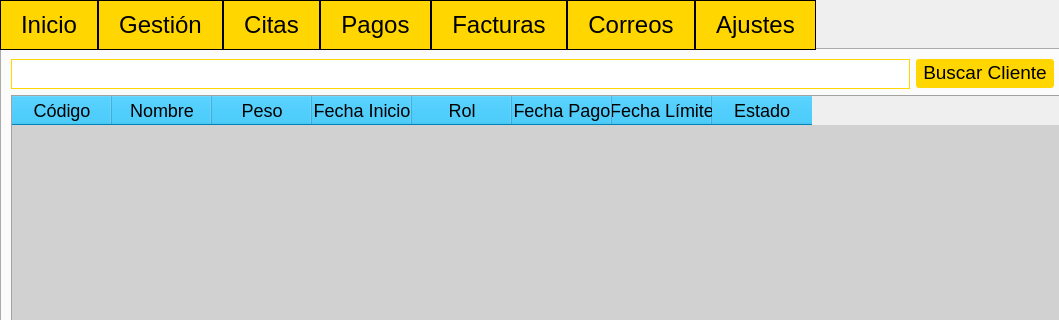
Before: the Qt Designer form GymFitness/View/gymoperations.ui in J-Pinos3/Desktop_GymManagement, drawn with Qt 5; both pictures show x 0 to 1059 and y 0 to 320 of the 1286 by 674 pixel window.
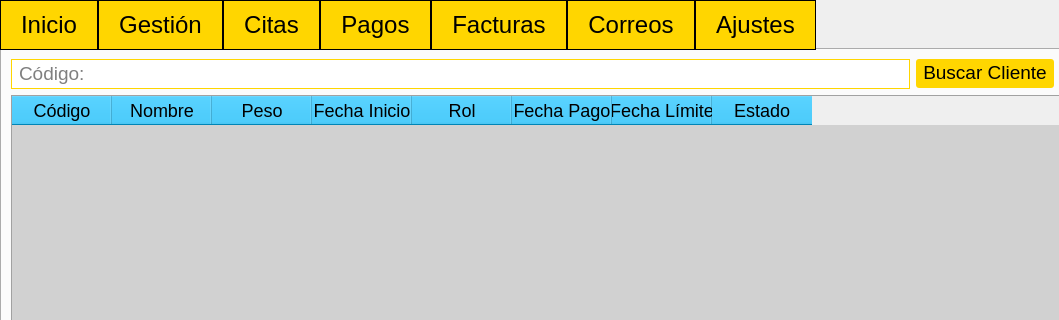
After: the same form once the commit is applied. Icons and pictures are not drawn.

Commit message: Openssl migration to project folder, it works, some change in style in main window

```diff
--- a/GymFitness/View/gymoperations.ui
+++ b/GymFitness/View/gymoperations.ui
@@ -16,8 +16,9 @@
   <property name="windowTitle">
    <string>Form</string>
   </property>
-  <property name="styleSheet">
-   <string notr="true">background-color: rgb(ff,ff, ff);</string>
+  <property name="windowIcon">
+   <iconset resource="../Resources.qrc">
+    <normaloff>:/images/Images/GoldenGym3.png</normaloff>:/images/Images/GoldenGym3.png</iconset>
   </property>
   <layout class="QHBoxLayout" name="horizontalLayout_13">
    <property name="spacing">
@@ -118,7 +119,7 @@
              </property>
              <property name="styleSheet">
               <string notr="true">QLineEdit{
-	color: white;
+	color: black;
 }</string>
              </property>
              <property name="placeholderText">
```
Left out of the diff: 15 changed lines with no effect on the pictures. The commit also changes 243 other files.
